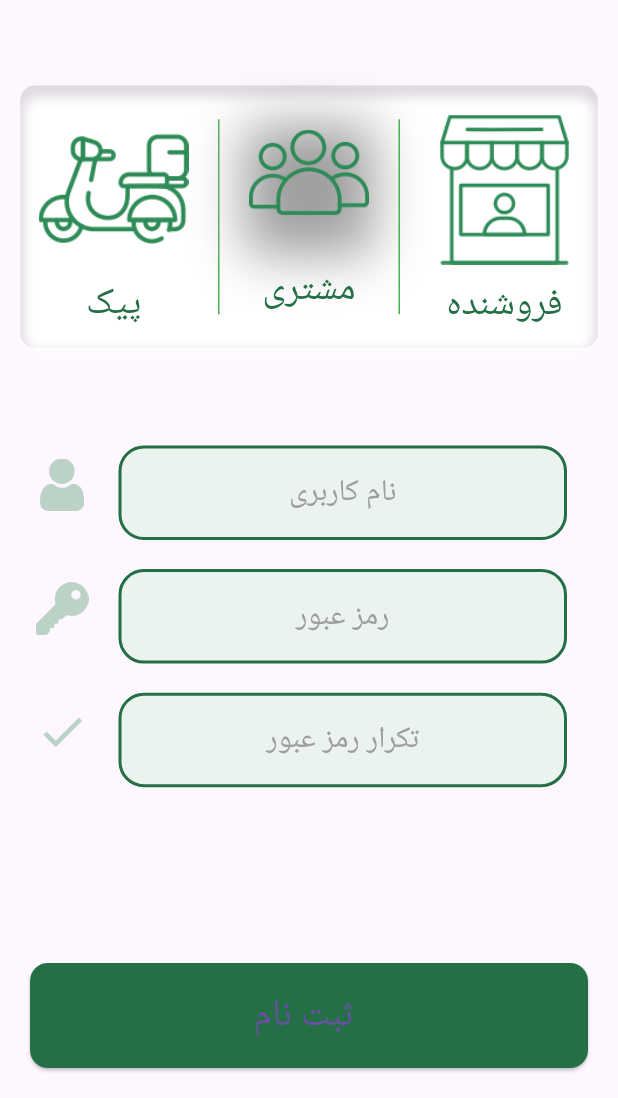
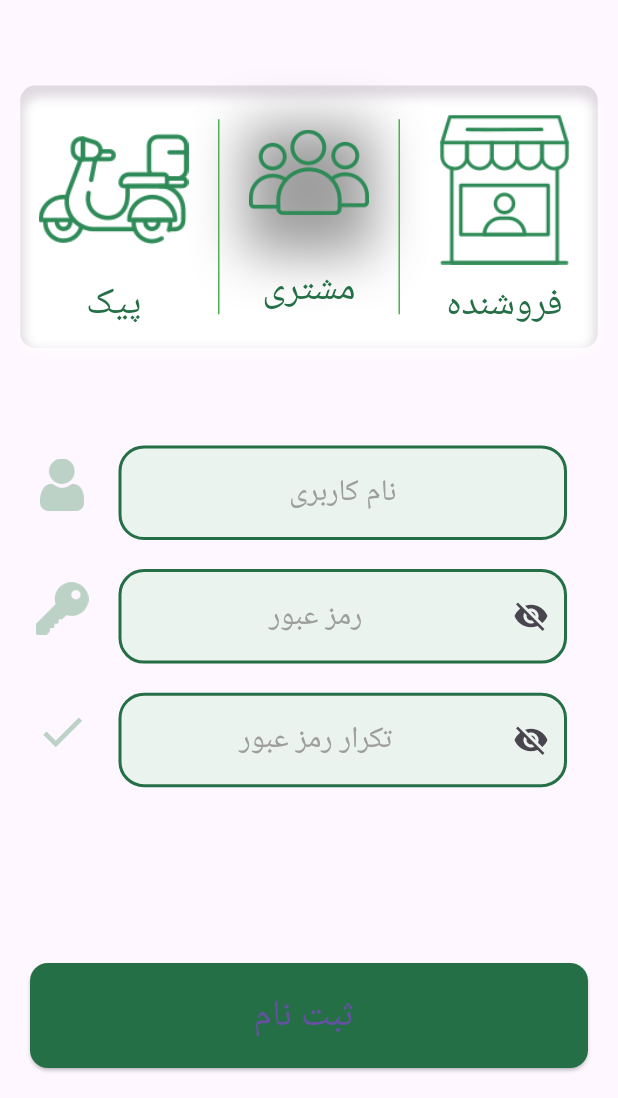
Before and after one commit to MohammadHuseyn/blink, a Flutter app: the screen it shows after launch, after a tap on "ثبت نام", on a phone screen of 412 x 824 dp, the part 138-1236 px from its top. Run offline on Flutter 3.47's test engine with Material 3 defaults, Android fonts, the phone set to English and light mode, and no system bars; our stand-ins replace flutter_map, flutter_native_splash, image_picker, latlong2; missing offline and left inert: dart:ffi; Roboto replaces fonts that are missing (shabnam); key blocks and very long unbroken strings in the code were emptied for the run.

Commit message:
hiding password in signup and login with iconbutton

```diff
--- a/lib/pages/Login.dart
+++ b/lib/pages/Login.dart
@@ -21,6 +21,7 @@ class Login extends StatefulWidget {
 
 var username = TextEditingController();
 var password = TextEditingController();
+bool _show_pass = false;
 
 class _LoginState extends State<Login> {
   @override
@@ -420,6 +421,21 @@ class _LoginState extends State<Login> {
                             fontFamily: 'shabnam',
                           ),
                           decoration: InputDecoration(
+                            suffixIcon: IconButton(
+                              icon: Icon(
+                                // Based on passwordVisible state choose the icon
+                                _show_pass
+                                    ? Icons.visibility
+                                    : Icons.visibility_off,
+                                // color: Theme.of(context).primaryColorDark,
+                              ),
+                              onPressed: () {
+                                // Update the state i.e. toogle the state of passwordVisible variable
+                                setState(() {
+                                  _show_pass = !_show_pass;
+                                });
+                              },
+                            ),
                             enabledBorder: OutlineInputBorder(
                               borderRadius:
                                   BorderRadius.all(Radius.circular(17)),
@@ -478,7 +494,8 @@ class _LoginState extends State<Login> {
     }
     Map<String, dynamic> order = data[0];
     global.order_id = order["order_id"];
-    List<Map<String, dynamic>> items = List<Map<String, dynamic>>.from(order["order_items"]);
+    List<Map<String, dynamic>> items =
+        List<Map<String, dynamic>>.from(order["order_items"]);
     items.forEach((element) {
       Item item = Item(
           sotreid: order["store_id"].toString(),
--- a/lib/pages/Signup.dart
+++ b/lib/pages/Signup.dart
@@ -14,7 +14,7 @@ class Signup extends StatefulWidget {
   @override
   State<Signup> createState() => _SignupState();
 }
-
+bool _show_pass = false;
 var username = TextEditingController();
 var password = TextEditingController();
 var check = TextEditingController();
@@ -531,6 +531,21 @@ class _SignupState extends State<Signup> {
                                 ),
                                 textAlign: TextAlign.center,
                                 decoration: InputDecoration(
+                                  suffixIcon: IconButton(
+                                    icon: Icon(
+                                      // Based on passwordVisible state choose the icon
+                                      _show_pass
+                                          ? Icons.visibility
+                                          : Icons.visibility_off,
+                                      // color: Theme.of(context).primaryColorDark,
+                                    ),
+                                    onPressed: () {
+                                      // Update the state i.e. toogle the state of passwordVisible variable
+                                      setState(() {
+                                        _show_pass = !_show_pass;
+                                      });
+                                    },
+                                  ),
                                   enabledBorder: OutlineInputBorder(
                                     borderRadius:
                                         BorderRadius.all(Radius.circular(17)),
@@ -584,6 +599,21 @@ class _SignupState extends State<Signup> {
                                   fontFamily: 'shabnam',
                                 ),
                                 decoration: InputDecoration(
+                                  suffixIcon: IconButton(
+                                    icon: Icon(
+                                      // Based on passwordVisible state choose the icon
+                                      _show_pass
+                                          ? Icons.visibility
+                                          : Icons.visibility_off,
+                                      // color: Theme.of(context).primaryColorDark,
+                                    ),
+                                    onPressed: () {
+                                      // Update the state i.e. toogle the state of passwordVisible variable
+                                      setState(() {
+                                        _show_pass = !_show_pass;
+                                      });
+                                    },
+                                  ),
                                   enabledBorder: OutlineInputBorder(
                                     borderRadius:
                                         BorderRadius.all(Radius.circular(17)),
```
Also changed, not shown: 1 other file.
